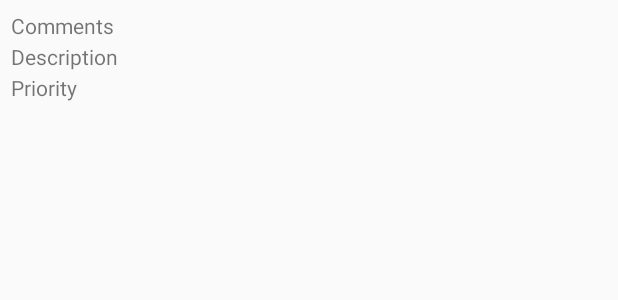
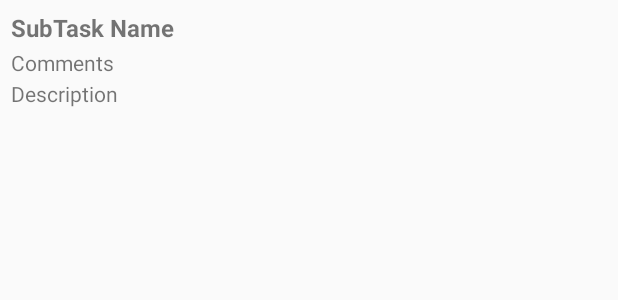
Before and after one commit to mridulsk92/Worker, an Android app: the layout task_list.xml on its own in the app's theme, with its tools: preview values and no code run, on a phone screen of 412 x 824 dp. Shown: the top 300 px of the screen. Run offline under Robolectric (Android 15) with nearby library versions, the phone set to English and light mode, and no system bars.

Commit message:
Listing Assigned Task done.

```diff
--- a/app/src/main/res/layout/task_list.xml
+++ b/app/src/main/res/layout/task_list.xml
@@ -1,90 +1,107 @@
 <?xml version="1.0" encoding="utf-8"?>
 <LinearLayout
+    xmlns:android="http://schemas.android.com/apk/res/android"
     android:layout_width="fill_parent"
     android:layout_height="wrap_content"
     android:orientation="vertical"
-    android:padding="6dp"
-    xmlns:android="http://schemas.android.com/apk/res/android">
+    android:padding="6dp">
+
+    <TextView
+        android:id="@+id/subName"
+        android:textStyle="bold"
+        android:layout_width="fill_parent"
+        android:layout_height="wrap_content"
+        android:padding="1dp"
+        android:text="SubTask Name"
+        android:textSize="16sp" />
 
     <TextView
         android:id="@+id/comments"
-            android:padding="1dp"
-            android:textSize="14sp"
         android:layout_width="fill_parent"
         android:layout_height="wrap_content"
-            android:text="Comments" />
+        android:padding="1dp"
+        android:text="Comments"
+        android:textSize="14sp" />
 
     <TextView
         android:id="@+id/desc"
-            android:textSize="14sp"
-            android:paddingLeft="1dp"
         android:layout_width="fill_parent"
         android:layout_height="wrap_content"
-            android:text="Description" />
+        android:paddingLeft="1dp"
+        android:text="Description"
+        android:textSize="14sp" />
 
     <TextView
         android:id="@+id/jobOrder"
-            android:padding="5dp"
-            android:visibility="gone"
         android:layout_width="fill_parent"
         android:layout_height="wrap_content"
-            android:text="Location" />
+        android:padding="5dp"
+        android:text="Location"
+        android:visibility="gone" />
 
     <TextView
         android:id="@+id/statusId"
-            android:padding="5dp"
-            android:visibility="gone"
         android:layout_width="fill_parent"
         android:layout_height="wrap_content"
-            android:text="Location" />
+        android:padding="5dp"
+        android:text="Location"
+        android:visibility="gone" />
 
     <TextView
         android:id="@+id/priority"
-            android:padding="1dp"
-            android:textSize="14sp"
-            android:visibility="visible"
         android:layout_width="fill_parent"
         android:layout_height="wrap_content"
-            android:text="Priority" />
+        android:padding="1dp"
+        android:text="Priority"
+        android:textSize="14sp"
+        android:visibility="gone" />
+    <TextView
+        android:id="@+id/isSub"
+        android:layout_width="fill_parent"
+        android:layout_height="wrap_content"
+        android:padding="1dp"
+        android:text="IsSubTask"
+        android:textSize="14sp"
+        android:visibility="gone" />
 
     <TextView
         android:id="@+id/task_id"
-            android:padding="5dp"
-            android:visibility="gone"
         android:layout_width="fill_parent"
         android:layout_height="wrap_content"
-            android:text="Priority" />
+        android:padding="5dp"
+        android:text="Priority"
+        android:visibility="gone" />
 
     <TextView
         android:id="@+id/createdBy"
-            android:padding="5dp"
-            android:visibility="gone"
         android:layout_width="fill_parent"
         android:layout_height="wrap_content"
-            android:text="CreatedBy" />
+        android:padding="5dp"
+        android:text="CreatedBy"
+        android:visibility="gone" />
 
     <TextView
         android:id="@+id/subtask_id"
-            android:padding="5dp"
-            android:visibility="gone"
         android:layout_width="fill_parent"
         android:layout_height="wrap_content"
-            android:text="Priority" />
+        android:padding="5dp"
+        android:text="Priority"
+        android:visibility="gone" />
 
     <TextView
         android:id="@+id/start"
-            android:padding="5dp"
-            android:visibility="gone"
         android:layout_width="fill_parent"
         android:layout_height="wrap_content"
-            android:text="Start Date" />
+        android:padding="5dp"
+        android:text="Start Date"
+        android:visibility="gone" />
 
     <TextView
         android:id="@+id/end"
-            android:padding="5dp"
-            android:visibility="gone"
         android:layout_width="fill_parent"
         android:layout_height="wrap_content"
-            android:text="End Date" />
+        android:padding="5dp"
+        android:text="End Date"
+        android:visibility="gone" />
 
 </LinearLayout>
--- a/app/src/main/res/values/strings.xml
+++ b/app/src/main/res/values/strings.xml
@@ -1,5 +1,5 @@
 <resources>
     <string name="app_name">Worker</string>
-    <!--<string name="url">http://10.0.2.2/</string>-->
-    <string name="url">http://vikray.in/</string>
+    <string name="url">http://10.0.2.2/EagleXpetize/</string>
+    <!--<string name="url">http://vikray.in/</string>-->
 </resources>
```
Also changed, not shown: app/src/main/java/com/example/mridul_xpetize/worker/MainActivity.java (+80 -25 lines), app/src/main/res/layout/activity_task.xml (+3 -9 lines). Lines whose indentation alone changed are shown as unchanged.
